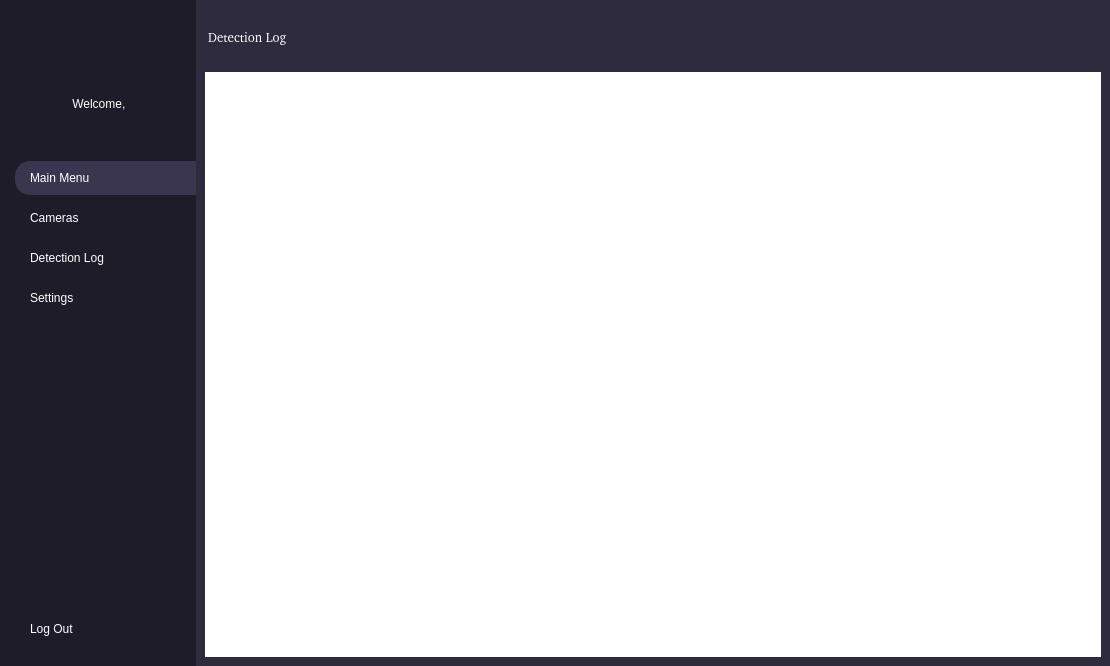
Qt form dev/client_side/UI/main_menu.ui (TerranceCheng/YOLOv8-Weapon-Recognition-System) before a commit.
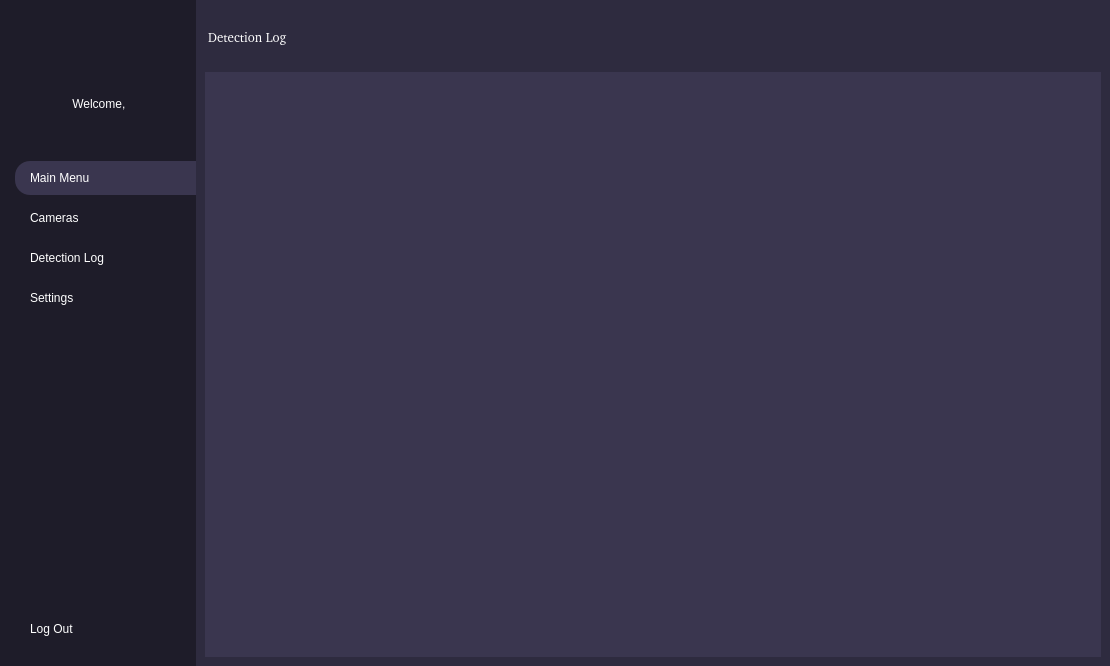
The same form after that commit. The open tabs and pages were chosen to show the change. Icons and pictures are not drawn.

What changed in the file:
```diff
--- a/dev/client_side/UI/main_menu.ui
+++ b/dev/client_side/UI/main_menu.ui
@@ -1559,6 +1559,31 @@
             <verstretch>0</verstretch>
            </sizepolicy>
           </property>
+          <property name="styleSheet">
+           <string notr="true">
+                QTableView {
+                    background-color: #3a364f;
+                    color: white;
+                    gridline-color: white;
+                }
+                QHeaderView::section {
+                    background-color: #3a364f;
+                    color: white;
+                }
+                QTableView::item:selected {
+                    background-color: #4c4a6f;
+                    color: white;
+                }
+                QTableCornerButton::section {
+                    background-color: #3a364f;  /* Top left corner button */
+                }</string>
+          </property>
+          <property name="frameShape">
+           <enum>QFrame::Panel</enum>
+          </property>
+          <property name="frameShadow">
+           <enum>QFrame::Raised</enum>
+          </property>
           <property name="sizeAdjustPolicy">
            <enum>QAbstractScrollArea::AdjustToContentsOnFirstShow</enum>
           </property>
@@ -1590,7 +1615,7 @@
            <bool>false</bool>
           </attribute>
           <attribute name="horizontalHeaderShowSortIndicator" stdset="0">
-           <bool>true</bool>
+           <bool>false</bool>
           </attribute>
           <attribute name="verticalHeaderHighlightSections">
            <bool>false</bool>
```
Left out of the diff: 2 changed lines with no effect on the pictures.
